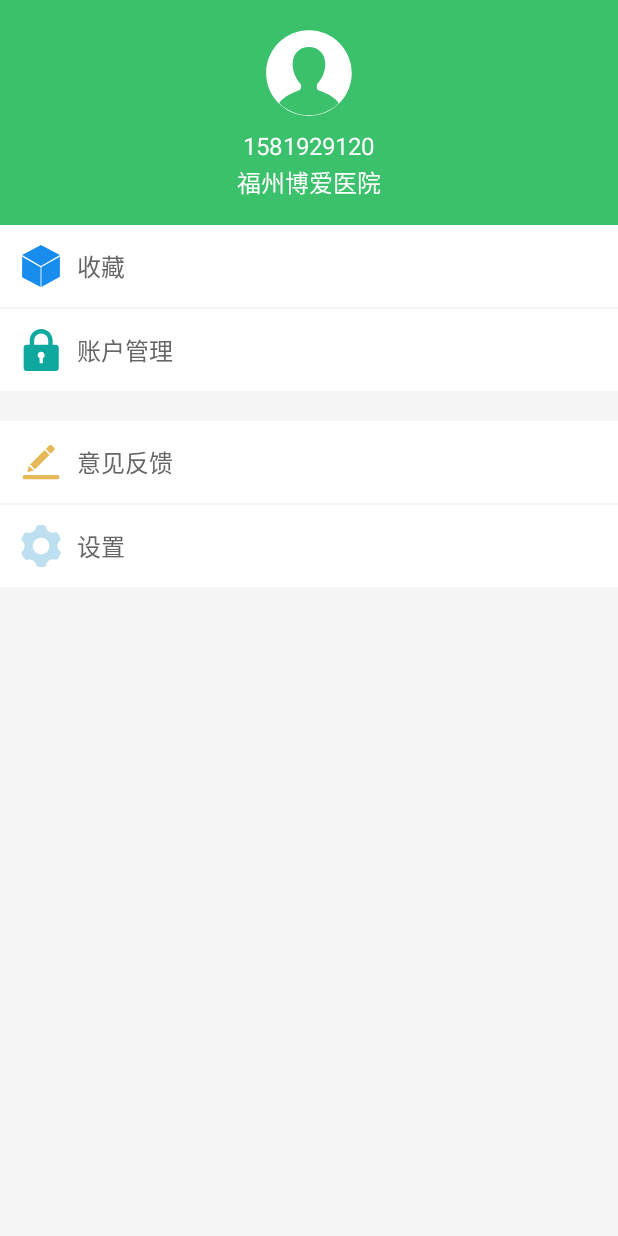
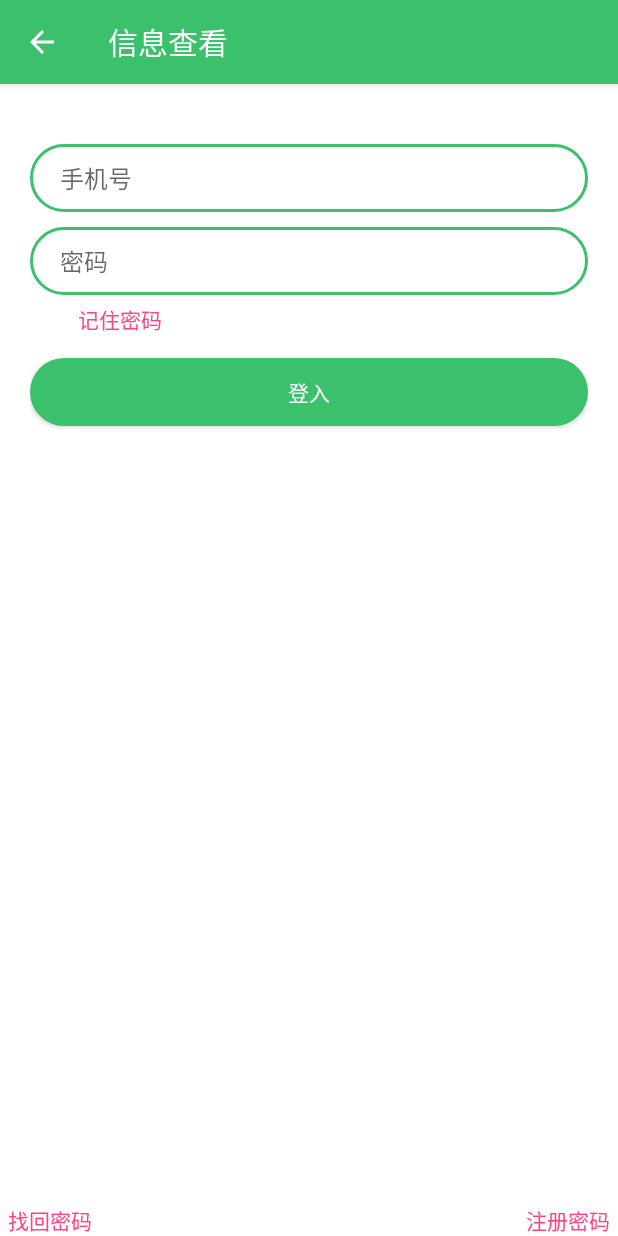
Before and after one commit to KidSea/MedicalAssistan, an Android app: the fragment MineFragment shown on its own in the app's theme, after a tap on "登入/注册", on a phone screen of 412 x 824 dp. Run offline under Robolectric (Android 15) with nearby library versions, the phone set to English and light mode, and no system bars; our stand-ins replace CircleImageView.

Commit message:
commit 11

```diff
--- a/app/src/main/java/com/example/yuxuehai/medicalassistan/fragment/MineFragment.java
+++ b/app/src/main/java/com/example/yuxuehai/medicalassistan/fragment/MineFragment.java
@@ -1,5 +1,6 @@
 package com.example.yuxuehai.medicalassistan.fragment;
 
+import android.content.Intent;
 import android.os.Bundle;
 import android.view.LayoutInflater;
 import android.view.View;
@@ -10,6 +11,8 @@ import android.widget.TextView;
 
 import com.example.yuxuehai.medicalassistan.R;
 import com.example.yuxuehai.medicalassistan.base.BaseFragment;
+import com.example.yuxuehai.medicalassistan.ui.LoginActivity;
+import com.example.yuxuehai.medicalassistan.utlis.Constants;
 
 /**
  * Created by yuxuehai on 17-2-18.
@@ -48,9 +51,8 @@ public class MineFragment extends BaseFragment implements View.OnClickListener {
         int id = view.getId();
         switch (id) {
             case R.id.btn_login:
-                mBtn_login.setVisibility(View.GONE);
-                mTv_phone.setVisibility(View.VISIBLE);
-                mTv_hospital.setVisibility(View.VISIBLE);
+                Intent intent = new Intent(getContext(), LoginActivity.class);
+                startActivityForResult(intent, Constants.RESULT_UPDATE_INFO);
                 break;
             default:
                 break;
@@ -58,4 +60,19 @@ public class MineFragment extends BaseFragment implements View.OnClickListener {
 
         }
     }
+
+
+    @Override
+    public void onActivityResult(int requestCode, int resultCode, Intent data) {
+        switch (requestCode){
+            //登入
+            case Constants.RESULT_UPDATE_INFO:
+                mBtn_login.setVisibility(View.GONE);
+                mTv_phone.setVisibility(View.VISIBLE);
+                mTv_hospital.setVisibility(View.VISIBLE);
+                break;
+        }
+
+        super.onActivityResult(requestCode, resultCode, data);
+    }
 }
--- /dev/null
+++ b/app/src/main/java/com/example/yuxuehai/medicalassistan/ui/LoginActivity.java
@@ -0,0 +1,58 @@
+package com.example.yuxuehai.medicalassistan.ui;
+
+import android.content.Intent;
+import android.support.v7.app.ActionBar;
+import android.support.v7.widget.Toolbar;
+import android.view.View;
+import android.widget.Button;
+
+import com.example.yuxuehai.medicalassistan.R;
+import com.example.yuxuehai.medicalassistan.base.BaseActivity;
+import com.example.yuxuehai.medicalassistan.utlis.Constants;
+
+/**
+ * Created by yuxuehai on 17-2-27.
+ */
+
+public class LoginActivity extends BaseActivity implements View.OnClickListener{
+
+
+    private Toolbar mToolbar;
+    private Button mLoginBuntton;
+
+    @Override
+    protected int getContentLayoutId() {
+        return R.layout.activity_login;
+    }
+
+    @Override
+    protected void setupActionBar() {
+        super.setupActionBar();
+        setSupportActionBar(mToolbar);
+        ActionBar actionBar = getSupportActionBar();
+        actionBar.setDisplayHomeAsUpEnabled(true);
+        // 设置返回按钮可以点击
+        actionBar.setHomeButtonEnabled(true);
+        actionBar.setTitle(R.string.str_info);
+    }
+
+    @Override
+    protected void initView() {
+        mToolbar = (Toolbar) findViewById(R.id.tb_mytb);
+        mLoginBuntton = (Button) findViewById(R.id.btn_login);
+        mLoginBuntton.setOnClickListener(this);
+
+    }
+
+    @Override
+    protected void initData() {
+
+    }
+
+
+    @Override
+    public void onClick(View view) {
+        LoginActivity.this.setResult(Constants.RESULT_UPDATE_INFO, new Intent());
+        finish();
+    }
+}
--- /dev/null
+++ b/app/src/main/res/drawable/edittext_bg.xml
@@ -0,0 +1,11 @@
+<?xml version="1.0" encoding="utf-8"?>
+<shape xmlns:android="http://schemas.android.com/apk/res/android">
+    <!--圆角-->
+    <corners android:radius="30dp"/>
+    <!--中间颜色-->
+    <solid android:color="@android:color/white"/>
+    <!--边框/颜色-->
+    <stroke
+        android:width="2dp"
+        android:color="@color/main_green"/>
+</shape>
--- /dev/null
+++ b/app/src/main/res/layout/activity_login.xml
@@ -0,0 +1,101 @@
+<?xml version="1.0" encoding="utf-8"?>
+<RelativeLayout xmlns:android="http://schemas.android.com/apk/res/android"
+              xmlns:app="http://schemas.android.com/apk/res-auto"
+              style="@style/w_match_h_match"
+              android:background="@color/white"
+              android:gravity="center">
+
+    <android.support.design.widget.AppBarLayout
+        android:id="@+id/acbar_layout"
+        android:layout_alignParentTop="true"
+        android:layout_width="match_parent"
+        android:layout_height="wrap_content">
+
+        <android.support.v7.widget.Toolbar
+            android:id="@+id/tb_mytb"
+            android:layout_width="match_parent"
+            android:layout_height="?attr/actionBarSize"
+            android:background="?attr/colorPrimary"
+            app:popupTheme="@style/AppTheme_PopupMenu">
+
+        </android.support.v7.widget.Toolbar>
+    </android.support.design.widget.AppBarLayout>
+
+    <LinearLayout
+        android:layout_below="@id/acbar_layout"
+        style="@style/w_match_h_match"
+        android:padding="@dimen/space_20"
+        android:layout_marginTop="@dimen/space_20"
+        android:orientation="vertical">
+
+        <EditText
+            android:id="@+id/et_phone"
+            android:layout_width="match_parent"
+            android:layout_height="45dp"
+            android:background="@drawable/edittext_bg"
+            android:hint="@string/hint_phone_num"
+            android:paddingLeft="20dp"
+            android:textSize="16sp"/>
+
+        <EditText
+            android:id="@+id/et_password"
+            android:layout_width="match_parent"
+            android:layout_height="45dp"
+            android:layout_marginTop="10dp"
+            android:background="@drawable/edittext_bg"
+            android:hint="@string/hint_passwd"
+            android:inputType="textPassword"
+            android:paddingLeft="20dp"
+            android:textSize="16sp"/>
+
+        <LinearLayout
+            android:layout_width="match_parent"
+            android:layout_height="wrap_content"
+            android:layout_marginRight="5dp"
+            android:orientation="vertical">
+
+            <CheckBox
+                android:id="@+id/keep_password"
+                android:layout_width="match_parent"
+                android:layout_height="wrap_content"
+                android:layout_gravity="right"
+                android:text="@string/text_keep_password"
+                android:textColor="@color/colorAccent"/>
+        </LinearLayout>
+
+        <com.example.yuxuehai.medicalassistan.widget.RoundButton
+            android:id="@+id/btn_login"
+            android:layout_width="match_parent"
+            android:layout_height="45dp"
+            android:layout_marginTop="10dp"
+            android:background="@color/main_green"
+            android:text="@string/text_login"
+            android:textColor="@android:color/white"/>
+
+    </LinearLayout>
+
+    <RelativeLayout
+        style="@style/w_match_h_wrap"
+        android:layout_alignParentBottom="true"
+        android:layout_centerHorizontal="true"
+        android:layout_marginLeft="5dp"
+        android:layout_marginRight="5dp">
+
+        <TextView
+            android:id="@+id/tv_forget"
+            style="@style/w_wrap_h_wrap"
+            android:layout_alignParentLeft="true"
+            android:text="@string/text_find_password"
+            android:textColor="@color/colorAccent"/>
+
+        <TextView
+            android:id="@+id/tv_registered"
+            style="@style/w_wrap_h_wrap"
+            android:layout_alignParentRight="true"
+            android:layout_gravity="right"
+            android:text="@string/text_registered"
+            android:textColor="@color/colorAccent"/>
+
+    </RelativeLayout>
+
+</RelativeLayout>
--- a/app/src/main/res/layout/fragment_layout_mine.xml
+++ b/app/src/main/res/layout/fragment_layout_mine.xml
@@ -53,7 +53,7 @@
                 android:layout_height="wrap_content"
                 android:layout_marginTop="@dimen/space_1"
                 android:gravity="center"
-                android:text="福州博爱医院"
+                android:text="我爱罗/福州博爱医院"
                 android:textColor="@android:color/white"
                 android:textSize="@dimen/text_size_16"
                 android:visibility="gone"/>
--- a/app/src/main/res/values/strings.xml
+++ b/app/src/main/res/values/strings.xml
@@ -59,4 +59,13 @@
     <string name="error_view_loading">加载中…</string>
     <string name="error_view_no_data">暂无内容</string>
 
+    <!--login-->
+    <string name="text_keep_password">记住密码</string>
+    <string name="str_login">记住密码</string>
+    <string name="hint_phone_num">手机号</string>
+    <string name="hint_passwd">密码</string>
+    <string name="text_login">登入</string>
+    <string name="text_find_password">找回密码</string>
+    <string name="text_registered">注册密码</string>
+
 </resources>
--- a/app/src/main/res/values/styles.xml
+++ b/app/src/main/res/values/styles.xml
@@ -152,4 +152,28 @@
     </style>
 
 
+    <!-- 全屏幕拉伸 -->
+    <style name="w_match_h_match">
+        <item name="android:layout_width">match_parent</item>
+        <item name="android:layout_height">match_parent</item>
+    </style>
+
+    <!-- 高度和屏幕高度一样 宽度自适应 -->
+    <style name="w_wrap_h_match">
+        <item name="android:layout_width">wrap_content</item>
+        <item name="android:layout_height">match_parent</item>
+    </style>
+
+    <!-- 宽度和屏幕宽度一样 高度自适应 -->
+    <style name="w_match_h_wrap">
+        <item name="android:layout_width">match_parent</item>
+        <item name="android:layout_height">wrap_content</item>
+    </style>
+
+    <!-- 固定自身大小 -->
+    <style name="w_wrap_h_wrap">
+        <item name="android:layout_width">wrap_content</item>
+        <item name="android:layout_height">wrap_content</item>
+    </style>
+
 </resources>
```
Also changed, not shown: app/build.gradle (+12 -2 lines), app/src/main/AndroidManifest.xml (+38 -0 lines), app/src/main/java/com/example/yuxuehai/medicalassistan/GlobalApplication.java (+18 -2 lines), app/src/main/java/com/example/yuxuehai/medicalassistan/ui/MainActivity.java (+47 -88 lines), app/src/main/java/com/example/yuxuehai/medicalassistan/utlis/Constants.java (+8 -0 lines).
